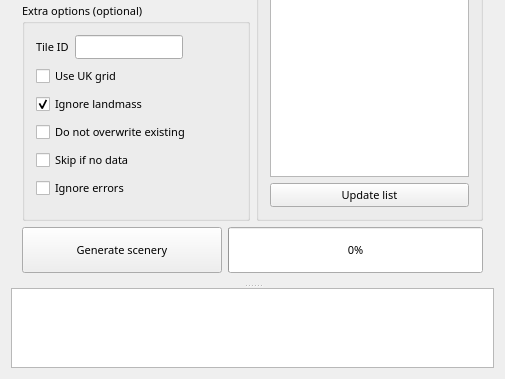
Before: the Qt Designer form mainwindow.ui in jasin/TerraGearGUI-QT5, drawn with Qt 5; both pictures show x 0 to 505 and y 221 to 600 of the 505 by 600 pixel window.
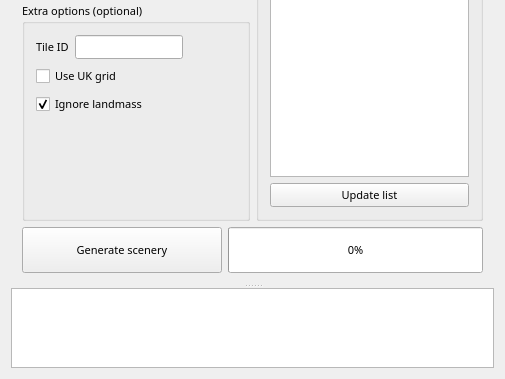
After: the same form once the commit is applied. The open tabs and pages were chosen to show the change.

Commit message: Use tg-construct's built-in max/min lat/lon feature instead of running a tg-construct instance per tile. This should fix tile boundary issues and speed up the overall generation.

```diff
--- a/mainwindow.ui
+++ b/mainwindow.ui
@@ -3061,27 +3061,6 @@
                   </property>
                  </widget>
                 </item>
-                <item>
-                 <widget class="QCheckBox" name="checkBox_noovr">
-                  <property name="text">
-                   <string>Do not overwrite existing</string>
-                  </property>
-                 </widget>
-                </item>
-                <item>
-                 <widget class="QCheckBox" name="checkBox_nodata">
-                  <property name="text">
-                   <string>Skip if no data</string>
-                  </property>
-                 </widget>
-                </item>
-                <item>
-                 <widget class="QCheckBox" name="checkBox_igerr">
-                  <property name="text">
-                   <string>Ignore errors</string>
-                  </property>
-                 </widget>
-                </item>
                </layout>
               </item>
               <item>
```
Left out of the diff: 3 changed lines with no effect on the pictures. The commit also changes 2 other files.
